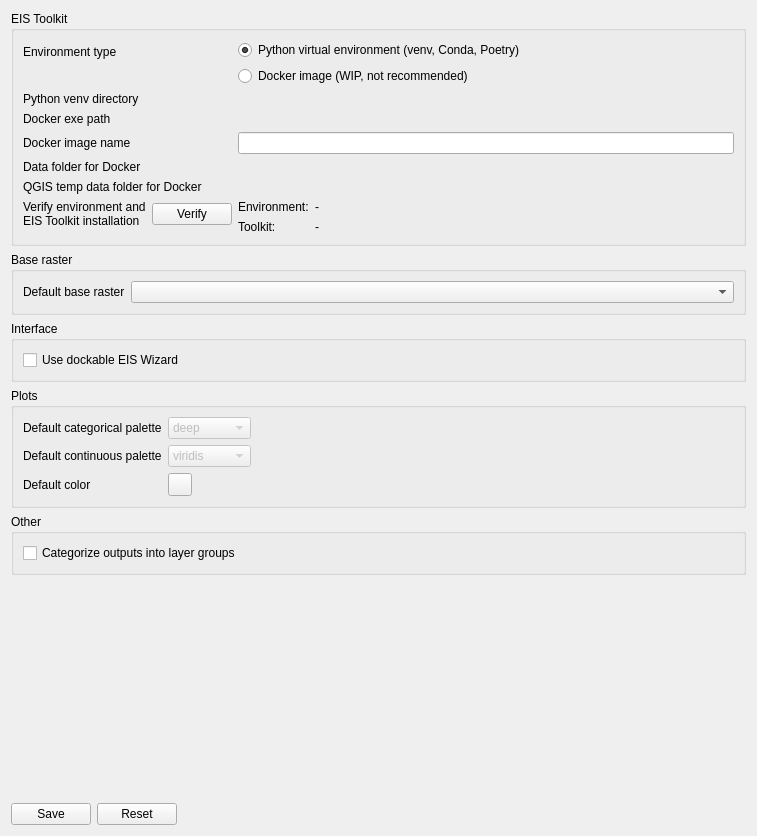
Qt form eis_qgis_plugin/resources/ui/wizard_settings.ui (GispoCoding/eis_qgis_plugin) before a commit.
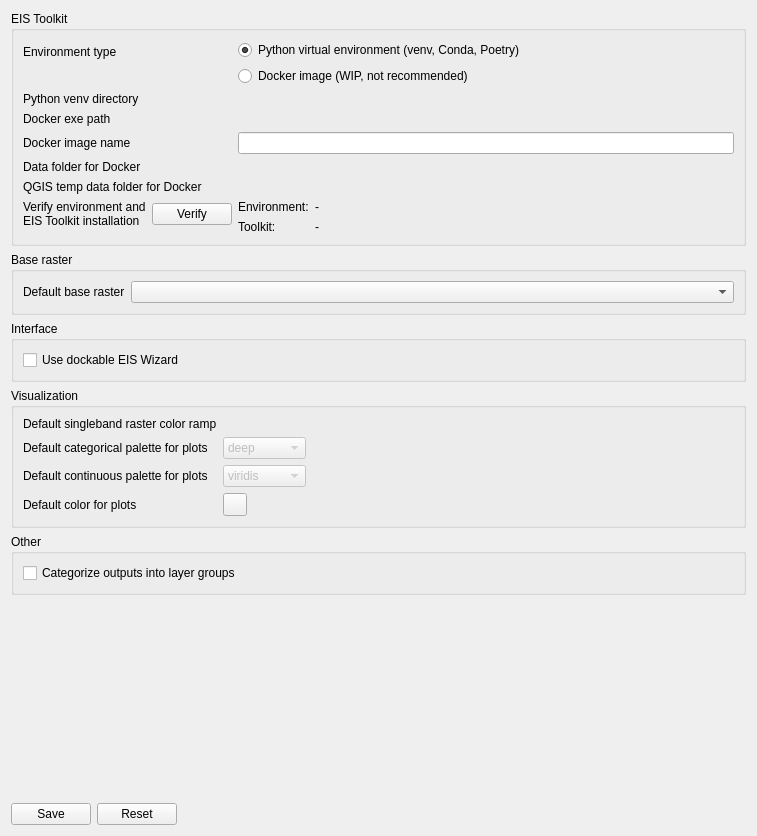
The same form after that commit. Custom widgets are drawn as their Qt base class.

Commit message: feat(wizard): Add default singleband raster color palette setting for Wizard raster outputs

```diff
--- a/eis_qgis_plugin/resources/ui/wizard_settings.ui
+++ b/eis_qgis_plugin/resources/ui/wizard_settings.ui
@@ -247,40 +247,83 @@
    <item>
     <widget class="QGroupBox" name="groupBox_2">
      <property name="title">
-      <string>Plots</string>
+      <string>Visualization</string>
      </property>
      <layout class="QGridLayout" name="gridLayout">
-      <item row="0" column="2">
-       <spacer name="horizontalSpacer">
-        <property name="orientation">
-         <enum>Qt::Horizontal</enum>
-        </property>
-        <property name="sizeHint" stdset="0">
-         <size>
-          <width>40</width>
-          <height>20</height>
-         </size>
-        </property>
-       </spacer>
-      </item>
-      <item row="2" column="0">
-       <widget class="QLabel" name="label_4">
-        <property name="text">
-         <string>Default color</string>
-        </property>
-       </widget>
-      </item>
-      <item row="2" column="1">
+      <item row="3" column="1">
        <widget class="QgsColorButton" name="default_color_selection"/>
       </item>
-      <item row="1" column="0">
+      <item row="3" column="2">
+       <spacer name="horizontalSpacer_5">
+        <property name="orientation">
+         <enum>Qt::Horizontal</enum>
+        </property>
+        <property name="sizeHint" stdset="0">
+         <size>
+          <width>40</width>
+          <height>20</height>
+         </size>
+        </property>
+       </spacer>
+      </item>
+      <item row="2" column="0">
        <widget class="QLabel" name="label_3">
         <property name="text">
-         <string>Default continuous palette</string>
+         <string>Default continuous palette for plots</string>
         </property>
        </widget>
       </item>
+      <item row="1" column="1">
+       <widget class="QComboBox" name="categorical_palette_selection">
+        <property name="enabled">
+         <bool>false</bool>
+        </property>
+        <item>
+         <property name="text">
+          <string>deep</string>
+         </property>
+        </item>
+        <item>
+         <property name="text">
+          <string>pastel</string>
+         </property>
+        </item>
+        <item>
+         <property name="text">
+          <string>dark</string>
+         </property>
+        </item>
+        <item>
+         <property name="text">
+          <string>colorblind</string>
+         </property>
+        </item>
+        <item>
+         <property name="text">
+          <string>bright</string>
+         </property>
+        </item>
+        <item>
+         <property name="text">
+          <string>muted</string>
+         </property>
+        </item>
+       </widget>
+      </item>
       <item row="1" column="2">
+       <spacer name="horizontalSpacer">
+        <property name="orientation">
+         <enum>Qt::Horizontal</enum>
+        </property>
+        <property name="sizeHint" stdset="0">
+         <size>
+          <width>40</width>
+          <height>20</height>
+         </size>
+        </property>
+       </spacer>
+      </item>
+      <item row="2" column="2">
        <spacer name="horizontalSpacer_2">
         <property name="orientation">
          <enum>Qt::Horizontal</enum>
@@ -293,27 +336,21 @@
         </property>
        </spacer>
       </item>
-      <item row="0" column="0">
+      <item row="1" column="0">
        <widget class="QLabel" name="label_2">
         <property name="text">
-         <string>Default categorical palette</string>
+         <string>Default categorical palette for plots</string>
         </property>
        </widget>
       </item>
-      <item row="2" column="2">
-       <spacer name="horizontalSpacer_5">
-        <property name="orientation">
-         <enum>Qt::Horizontal</enum>
+      <item row="3" column="0">
+       <widget class="QLabel" name="label_4">
+        <property name="text">
+         <string>Default color for plots</string>
         </property>
-        <property name="sizeHint" stdset="0">
-         <size>
-          <width>40</width>
-          <height>20</height>
-         </size>
-        </property>
-       </spacer>
+       </widget>
       </item>
-      <item row="1" column="1">
+      <item row="2" column="1">
        <widget class="QComboBox" name="continuous_palette_selection">
         <property name="enabled">
          <bool>false</bool>
@@ -390,42 +427,15 @@
         </item>
        </widget>
       </item>
+      <item row="0" column="0">
+       <widget class="QLabel" name="label_7">
+        <property name="text">
+         <string>Default singleband raster color ramp</string>
+        </property>
+       </widget>
+      </item>
       <item row="0" column="1">
-       <widget class="QComboBox" name="categorical_palette_selection">
-        <property name="enabled">
-         <bool>false</bool>
-        </property>
-        <item>
-         <property name="text">
-          <string>deep</string>
-         </property>
-        </item>
-        <item>
-         <property name="text">
-          <string>pastel</string>
-         </property>
-        </item>
-        <item>
-         <property name="text">
-          <string>dark</string>
-         </property>
-        </item>
-        <item>
-         <property name="text">
-          <string>colorblind</string>
-         </property>
-        </item>
-        <item>
-         <property name="text">
-          <string>bright</string>
-         </property>
-        </item>
-        <item>
-         <property name="text">
-          <string>muted</string>
-         </property>
-        </item>
-       </widget>
+       <layout class="QVBoxLayout" name="color_ramp_layout"/>
       </item>
      </layout>
     </widget>
```
The commit also changes 6 other files.
